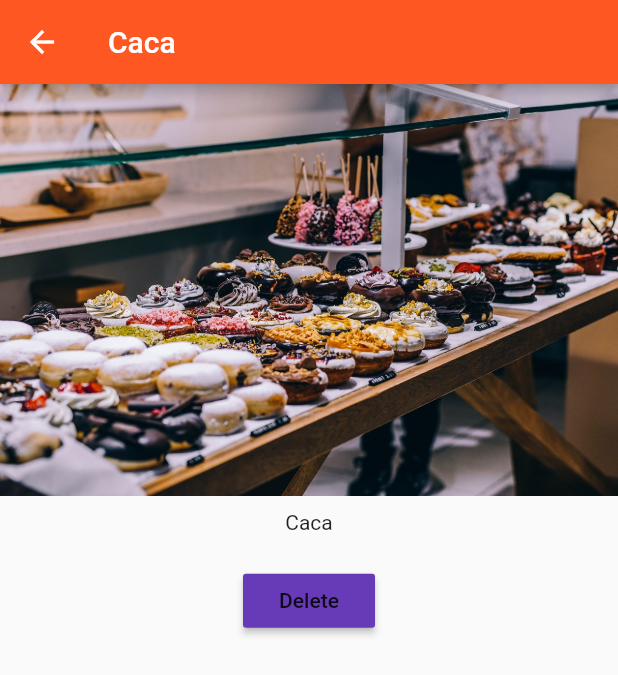
After one commit to oscarlolero/ecmex-mobile-app, a Flutter app: the screen it shows after launch, after a tap on "LOGIN", after a tap on "Add product", after a tap on "Details", on a phone screen of 412 x 824 dp. The commit adds this screen. Shown: the top 675 px of the screen. Run offline on Flutter 3.47's test engine with Material 2 defaults, Android fonts, the phone set to English and light mode, and no system bars.

Commit message:
Assignment 3, Navigation

```diff
--- a/lib/main.dart
+++ b/lib/main.dart
@@ -1,7 +1,7 @@
 import 'package:flutter/material.dart';
 //import 'package:flutter/rendering.dart';
 
-import './product_manager.dart';
+import './pages/auth.dart';
 
 //shortcut: void main() => runApp(MyApp());
 void main() {
@@ -19,14 +19,10 @@ class MyApp extends StatelessWidget {
     return MaterialApp(
 //      debugShowMaterialGrid: true,
       theme: ThemeData(
-//        brightness: Brightness.light,
+//      brightness: Brightness.light,
         primarySwatch: Colors.deepOrange,
-        accentColor: Colors.deepPurple
-      ),
-      home: Scaffold(
-        appBar: AppBar(title: Text('EasyList')),
-        body: ProductManager(startingProduct: 'Food Testers'),
-      ),
+        accentColor: Colors.deepPurple),
+      home: AuthPage()
     );
   }
 }
--- /dev/null
+++ b/lib/pages/auth.dart
@@ -0,0 +1,21 @@
+import 'package:flutter/material.dart';
+
+import './products.dart';
+
+class AuthPage extends StatelessWidget {
+  @override
+  Widget build(BuildContext context) {
+    return Scaffold(
+      appBar: AppBar(title: Text('Login')),
+      body: Center(
+        child: RaisedButton(
+          child: Text('LOGIN'),
+          onPressed: () {
+            Navigator.pushReplacement(context, MaterialPageRoute(
+                builder: (BuildContext context) => ProductsPage())); //se remplaza completamente la pagina actual
+          },
+        ),
+      ),
+    );
+  }
+}
--- /dev/null
+++ b/lib/pages/product.dart
@@ -0,0 +1,37 @@
+//import 'dart:async';
+import 'package:flutter/material.dart';
+
+class ProductPage extends StatelessWidget {
+  final String title;
+  final String imageUrl;
+
+  ProductPage(this.title, this.imageUrl);
+
+  @override
+  Widget build(BuildContext context) {
+    return //WillPopScope(onWillPop: () { // por lo visto ya no es necesario controlar el false
+//      Navigator.pop(context, false); //pasar nuestra propia data
+//      return Future.value(false);//omitir que se haga doble pop   5:30 https://www.udemy.com/learn-flutter-dart-to-build-ios-android-apps/learn/lecture/10646434#questions
+        //},child:
+        Scaffold(
+            appBar: AppBar(title: Text(title)),
+            body: Column(
+              crossAxisAlignment: CrossAxisAlignment.center,
+              children: <Widget>[
+                Image.asset(imageUrl),
+                Container(
+                  padding: EdgeInsets.all(10.0),
+                  child: Text(title),
+                ),
+                Container(
+                  padding: EdgeInsets.all(10.0),
+                  child: RaisedButton(
+                    color: Theme.of(context).accentColor,
+                    child: Text('Delete'),
+                    onPressed: () => Navigator.pop(context, true),
+                  ),
+                )
+              ],
+            ));
+  }
+}
--- /dev/null
+++ b/lib/pages/products.dart
@@ -0,0 +1,31 @@
+import 'package:flutter/material.dart';
+
+import '../product_manager.dart';
+import './products_admin.dart';
+
+class ProductsPage extends StatelessWidget {
+  @override
+  Widget build(BuildContext context) {
+    return Scaffold(
+      drawer: Drawer(
+        child: Column(
+          children: <Widget>[
+            AppBar(
+              automaticallyImplyLeading: false,
+              title: Text('Choose'),
+            ),
+            ListTile(
+              title: Text('Manage products'),
+              onTap: () {
+                Navigator.pushReplacement(context, MaterialPageRoute(
+                    builder: (BuildContext context) => ProductsAdminPage())); //se remplaza completamente la pagina actual
+              },
+            )
+          ],
+        ),
+      ),
+      appBar: AppBar(title: Text('EasyList')),
+      body: ProductManager(),
+    );
+  }
+}
--- a/lib/product_control.dart
+++ b/lib/product_control.dart
@@ -10,7 +10,10 @@ class ProductControl extends StatelessWidget {
     return RaisedButton(
       color: Theme.of(context).primaryColor,
       onPressed: () {
-        addProduct('Huevos');
+        addProduct({
+          'title': 'Caca',
+          'image': 'assets/food.jpg'
+        });
       },
       child: Text('Add product'),
     );
--- a/lib/product_manager.dart
+++ b/lib/product_manager.dart
@@ -5,9 +5,9 @@ import './product_control.dart';
 
 class ProductManager extends StatefulWidget {
   //aqui no se puede manejar datos internos
-  final String startingProduct;
+  final Map<String, String> startingProduct;
 
-  ProductManager({this.startingProduct = 'Sweets Tester'}) {
+  ProductManager({this.startingProduct}) {
     print('ProductManager Widged Constructor');
   }
 
@@ -21,7 +21,7 @@ class ProductManager extends StatefulWidget {
 
 class _ProductManagerState extends State<ProductManager> {
   //aqui se pueden manejar datos internos
-  final List<String> _products =
+  final List<Map<String, String>> _products =
       []; //array igual que js, no se podria hacer _products = ['asdas'] pero si metodos como add, si no se usa const para que ni el add te deje
   //con static seria  final List<String> _products = const [];
   @override
@@ -29,8 +29,12 @@ class _ProductManagerState extends State<ProductManager> {
     //corre antes del build
     print('ProductManager State  initState');
     super.initState();
-    _products
-        .add(widget.startingProduct); //asi es como se tiene que inicializar
+
+    if(widget.startingProduct != null) {
+      _products
+          .add(widget.startingProduct); //asi es como se tiene que inicializar
+    }
+
   }
 
   @override
@@ -39,9 +43,15 @@ class _ProductManagerState extends State<ProductManager> {
     super.didUpdateWidget(oldWidget);
   }
 
-  void _addProduct(String productName) {
+  void _addProduct(Map<String, String> product) {
     setState(() {
-      _products.add(productName);
+      _products.add(product);
+    });
+  }
+
+  void _deleteProduct(int index) {
+    setState(() {
+      _products.removeAt(index);
     });
   }
 
@@ -51,7 +61,7 @@ class _ProductManagerState extends State<ProductManager> {
     return Column(children: <Widget>[
       Container(
           margin: EdgeInsets.all(10.0), child: ProductControl(_addProduct)),
-      Expanded(child: Products(_products))
+      Expanded(child: Products(_products, deleteProduct: _deleteProduct))
     ]);
   }
 }
--- a/lib/products.dart
+++ b/lib/products.dart
@@ -1,29 +1,88 @@
 import 'package:flutter/material.dart';
 
+import './pages/product.dart';
+
 class Products extends StatelessWidget {
-  final List<String> products; //con final, products solo se puede cambiar desde afuera, no desde adentro
+  final List<Map<String, String>>
+      products; //con final, products solo se puede cambiar desde afuera, no desde adentro
+  final Function deleteProduct;
 
-  Products([this.products = const []]) { //constructor, shortcut, recibe y asigna propiedad a products
+  Products(this.products, {this.deleteProduct}) {
+    //constructor, shortcut, recibe y asigna propiedad a products
     print('Products Widged Constructor');
+  }
+
+  Widget _buildProductItem(BuildContext context, int index) {
+    //solo se puede usar dentro del widget
+    return Card(
+      child: Column(
+        children: <Widget>[
+          //array de widgets
+          Image.asset(products[index]['image']),
+          Text(products[index]['title']),
+          ButtonBar(
+            alignment: MainAxisAlignment.center,
+            children: <Widget>[
+              FlatButton(
+                child: Text('Details'),
+                onPressed: () => Navigator.push<bool>(
+                      //push regresara un future que sera un boolean
+                      context,
+                      MaterialPageRoute(
+                          builder: (BuildContext context) => ProductPage(
+                              products[index]['title'],
+                              products[index]['image'])),
+                    ).then((bool value) {
+                      if (value) {
+                        deleteProduct(index);
+                      }
+                    }),
+              ),
+            ],
+          )
+        ],
+      ),
+    );
+  }
+
+  Widget _buildProductLists() {
+    Widget productCards;
+    if (products.length > 0) {
+      productCards = ListView.builder(
+        //para cuando habra listas muy gfrandes, de lo contrariom, solo usar ListView
+        itemBuilder: _buildProductItem,
+        //se ejecutara dependiendo del products.length
+        itemCount: products.length,
+      );
+    } else {
+      //manera mas elegante y de facil lectura en ves de ternary
+      productCards = Center(child: Text('No products found, please add some.'));
+
+      //Si no se quiere regresar nada, anque sea se debe de usar
+      // productCards = Container();
+    }
+
+    return productCards;
   }
 
   @override
   Widget build(BuildContext context) {
     print('Products Widged build');
-    return ListView(
-      children: products
-          .map(
-            (element) => Card(
-          child: Column(
-            children: <Widget>[
-              //array de widgets
-              Image.asset('assets/food.jpg'),
-              Text(element)
-            ],
-          ),
-        ),
-      )
-          .toList(),
-    );
+
+    return _buildProductLists();
+//
+//    Widget productCard;
+//    if(products.length > 0) {
+//      productCard = ListView.builder(
+//        itemBuilder: _buildProductItem,
+//        //se ejecutara dependiendo del products.length
+//        itemCount: products.length,
+//      );
+//    } else { //manera mas elegante y de facil lectura en ves de ternary
+//      productCard = Center(child: Text('No products found, please add some.'));
+//    }
+//
+//    return productCard;
+//  }
   }
 }
```
Also changed, not shown: lib/pages/products_admin.dart (added, +28 -0 lines), lib/principal_drawer.dart (added, +32 -0 lines).
